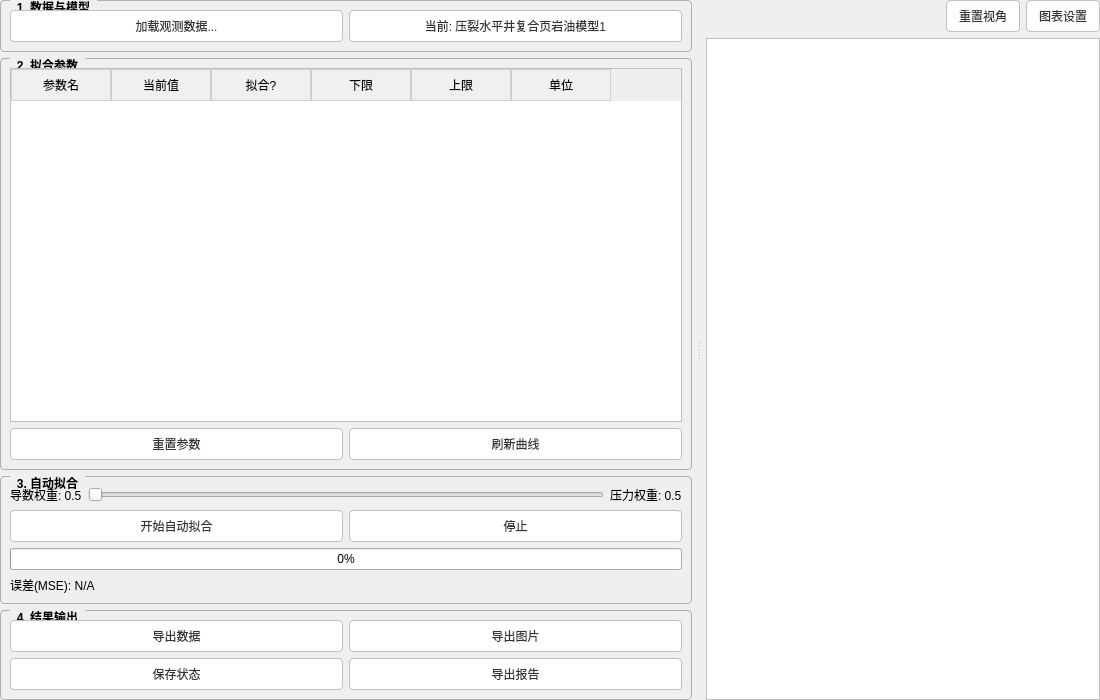
Old version of the form wt_fittingwidget.ui in the repository Luqinghao1/WT1219B.
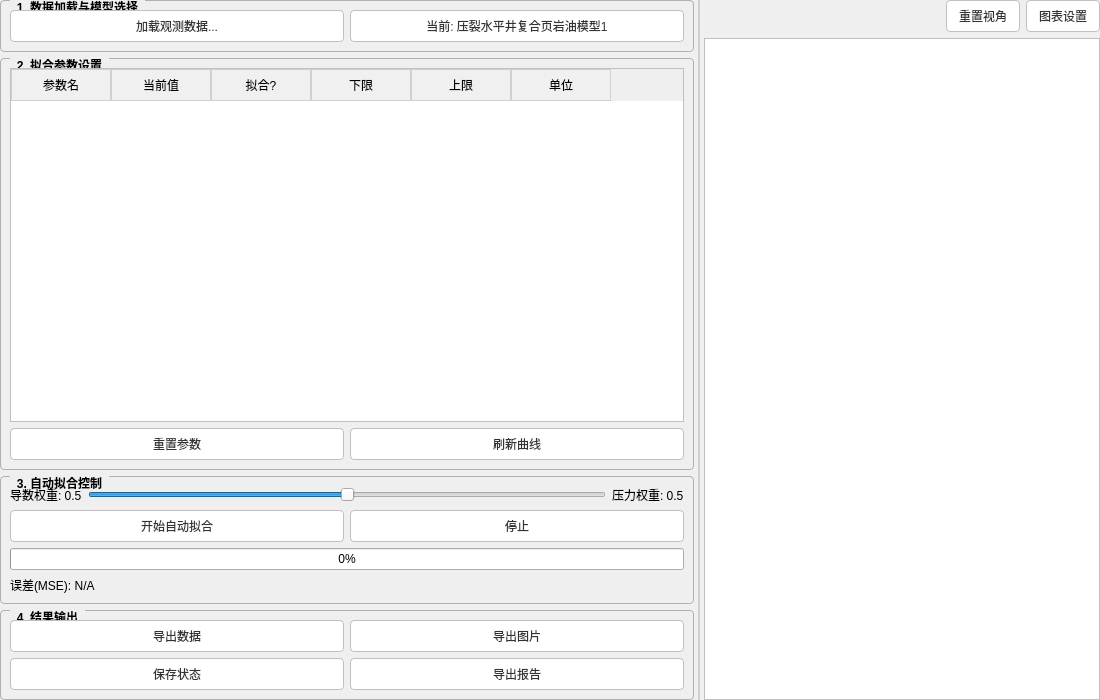
New version of the form.

```diff
--- a/wt_fittingwidget.ui
+++ b/wt_fittingwidget.ui
@@ -14,18 +14,25 @@
    <string>Fitting Form</string>
   </property>
   <property name="styleSheet">
-   <string notr="true">/* 全局设置：强制黑色字体，白色背景，微软雅黑 */
+   <string notr="true">/* 全局设置 */
 QWidget {
     color: #000000;
     font-family: &quot;Microsoft YaHei&quot;, &quot;Segoe UI&quot;, sans-serif;
     font-size: 9pt;
 }
 
+/* 分割条样式：白色不透明 */
+QSplitter::handle {
+    background-color: white;
+    border: 1px solid #d0d0d0;
+    width: 5px;
+}
+
 /* 分组框样式 */
 QGroupBox {
     border: 1px solid #b0b0b0;
     border-radius: 4px;
-    margin-top: 2.5ex; /* 为标题留出空间 */
+    margin-top: 2.5ex;
     font-weight: bold;
     color: #000000;
 }
@@ -37,7 +44,7 @@
     color: #000000;
 }
 
-/* 现代化按钮样式 */
+/* 按钮样式 */
 QPushButton {
     background-color: #ffffff;
     border: 1px solid #c0c0c0;
@@ -74,7 +81,7 @@
     color: #000000;
 }
 
-/* 输入控件样式 */
+/* 输入框样式 */
 QLineEdit, QDoubleSpinBox, QSpinBox, QComboBox {
     border: 1px solid #c0c0c0;
     border-radius: 2px;
@@ -124,7 +131,7 @@
        <item>
         <widget class="QGroupBox" name="groupBox_Data">
          <property name="title">
-          <string>1. 数据与模型</string>
+          <string>1. 数据加载与模型选择</string>
          </property>
          <layout class="QGridLayout" name="gridLayout">
           <item row="0" column="0">
@@ -147,7 +154,7 @@
        <item>
         <widget class="QGroupBox" name="groupBox_Params">
          <property name="title">
-          <string>2. 拟合参数</string>
+          <string>2. 拟合参数设置</string>
          </property>
          <layout class="QVBoxLayout" name="verticalLayout_3">
           <item>
@@ -214,7 +221,7 @@
        <item>
         <widget class="QGroupBox" name="groupBox_Control">
          <property name="title">
-          <string>3. 自动拟合</string>
+          <string>3. 自动拟合控制</string>
          </property>
          <layout class="QVBoxLayout" name="verticalLayout_4">
           <item>
@@ -229,7 +236,13 @@
             <item>
              <widget class="QSlider" name="sliderWeight">
               <property name="orientation">
-               <enum>Qt::Orientation::Horizontal</enum>
+               <enum>Qt::Horizontal</enum>
+              </property>
+              <property name="maximum">
+               <number>100</number>
+              </property>
+              <property name="value">
+               <number>50</number>
               </property>
              </widget>
             </item>
```
Left out of the diff: 18 changed lines with no effect on the pictures.
